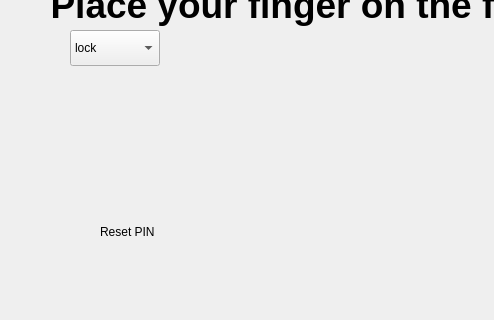
The window that scratchpad.ui (arc-bphc/sims-gui) describes before a commit, drawn with Qt 5; both pictures show x 0 to 494 and y 130 to 450 of the 1143 by 977 pixel window.
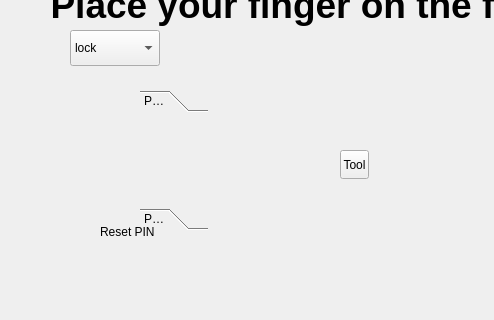
The same window after the commit. Icons and pictures are not drawn.

```diff
--- a/scratchpad.ui
+++ b/scratchpad.ui
@@ -382,6 +382,58 @@
     <string>Reset PIN</string>
    </property>
   </widget>
+  <widget class="QToolButton" name="toolButton">
+   <property name="geometry">
+    <rect>
+     <x>340</x>
+     <y>280</y>
+     <width>29</width>
+     <height>29</height>
+    </rect>
+   </property>
+   <property name="text">
+    <string>Tool</string>
+   </property>
+  </widget>
+  <widget class="QToolBox" name="toolBox">
+   <property name="geometry">
+    <rect>
+     <x>140</x>
+     <y>220</y>
+     <width>68</width>
+     <height>140</height>
+    </rect>
+   </property>
+   <property name="currentIndex">
+    <number>0</number>
+   </property>
+   <widget class="QWidget" name="page">
+    <property name="geometry">
+     <rect>
+      <x>0</x>
+      <y>0</y>
+      <width>68</width>
+      <height>68</height>
+     </rect>
+    </property>
+    <attribute name="label">
+     <string>Page 1</string>
+    </attribute>
+   </widget>
+   <widget class="QWidget" name="page_2">
+    <property name="geometry">
+     <rect>
+      <x>0</x>
+      <y>0</y>
+      <width>68</width>
+      <height>68</height>
+     </rect>
+    </property>
+    <attribute name="label">
+     <string>Page 2</string>
+    </attribute>
+   </widget>
+  </widget>
  </widget>
  <resources/>
  <connections/>
```
